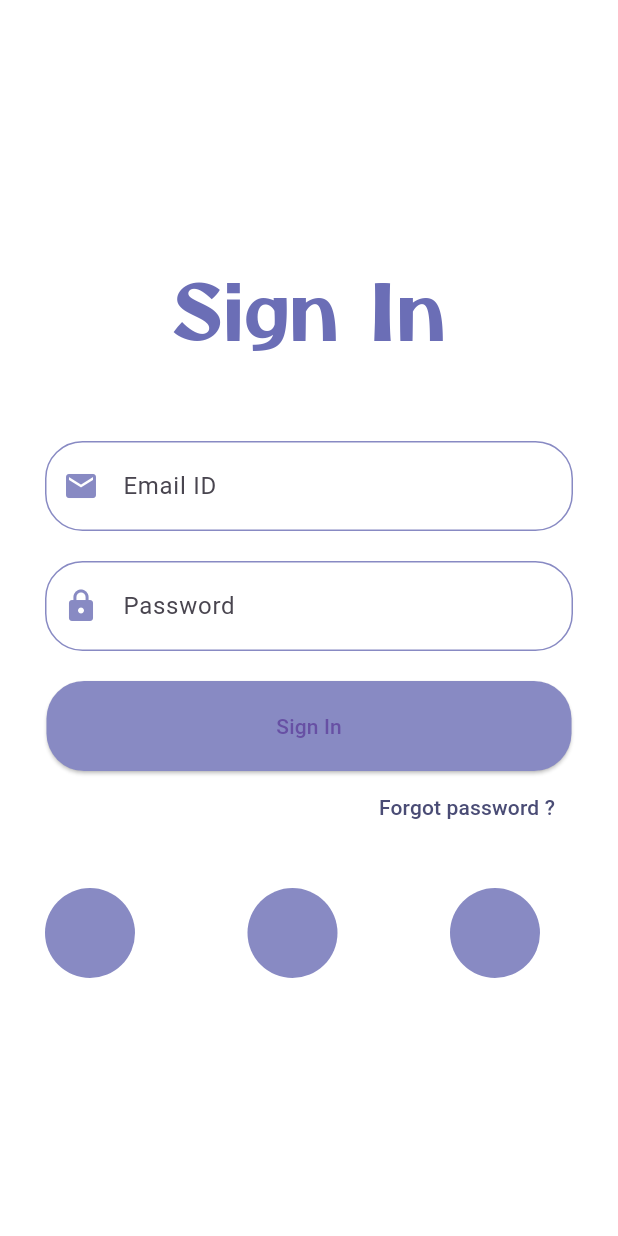
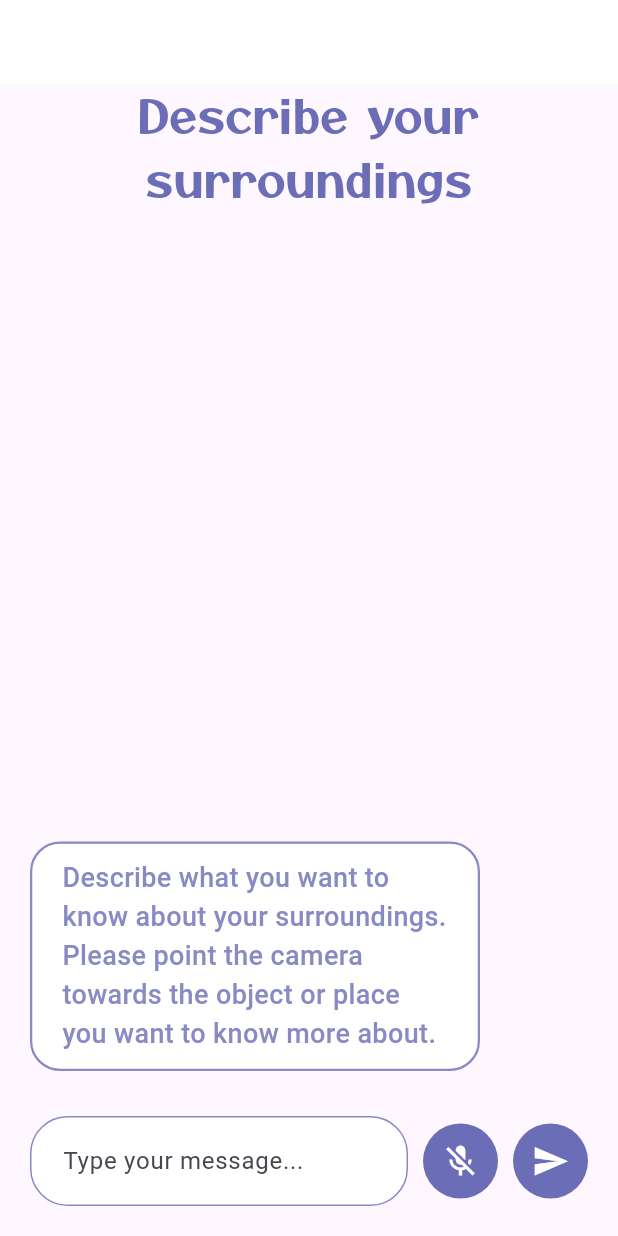
Before and after one commit to HashBr0wns/maitri-frontend, a Flutter app: the screen it shows after launch, on a phone screen of 412 x 824 dp. Run offline on Flutter 3.47's test engine with Material 3 defaults, Android fonts, the phone set to English and light mode, and no system bars; our stand-ins replace camera, dio, flutter_tts, speech_to_text.

Commit message:
feat: describe surroundings page

```diff
--- a/lib/main.dart
+++ b/lib/main.dart
@@ -1,10 +1,13 @@
 import 'package:flutter/material.dart';
-// import 'package:maitri/screens/dashboard.dart';
+import 'package:maitri/screens/dashboard.dart';
 import 'package:maitri/screens/splash_screen.dart';
-
+import 'package:flutter/services.dart';
+import 'package:maitri/screens/describe_page.dart';
 
 void main() {
   WidgetsFlutterBinding.ensureInitialized();
+  SystemChrome.setSystemUIOverlayStyle(
+      const SystemUiOverlayStyle(statusBarColor: Colors.transparent));
   runApp(const MyApp());
 }
 
@@ -15,7 +18,8 @@ class MyApp extends StatelessWidget {
   Widget build(BuildContext context) {
     return const MaterialApp(
       debugShowCheckedModeBanner: false,
-      home: SplashScreen(),
+      // home: SplashScreen(),
+      home: ChatPage(),
       // home: Dashboard(),
     );
   }
--- /dev/null
+++ b/lib/screens/describe_page.dart
@@ -0,0 +1,275 @@
+import 'package:flutter/material.dart';
+import 'package:camera/camera.dart';
+import 'package:dio/dio.dart';
+import 'package:flutter_tts/flutter_tts.dart';
+import 'package:maitri/utils/colors.dart';
+import 'package:speech_to_text/speech_recognition_result.dart';
+import 'package:speech_to_text/speech_to_text.dart';
+
+class ChatPage extends StatefulWidget {
+  final Key? key;
+
+  const ChatPage({this.key}) : super(key: key);
+
+  @override
+  _ChatPageState createState() => _ChatPageState();
+}
+
+class _ChatPageState extends State<ChatPage> {
+  late CameraController _cameraController;
+  late TextEditingController _textController;
+  final ScrollController _sc = ScrollController();
+  final List<ChatMessage> _messages = [];
+  SpeechToText _speechToText = SpeechToText();
+  bool _speechEnabled = false;
+  String _lastWords = '';
+  FlutterTts flutterTts = FlutterTts();
+
+  @override
+  void initState() {
+    super.initState();
+
+    _textController = TextEditingController();
+    _initializeCamera();
+    _initSpeech();
+    _addMessage(ChatMessage(
+        text:
+            "Describe what you want to know about your surroundings. Please point the camera towards the object or place you want to know more about.",
+        sender: "model"));
+  }
+
+  void _initSpeech() async {
+    _speechEnabled = await _speechToText.initialize();
+    setState(() {});
+  }
+
+  /// Each time to start a speech recognition session
+  void _startListening() async {
+    print('listening');
+    await _speechToText.listen(onResult: _onSpeechResult);
+    setState(() {});
+  }
+
+  /// Manually stop the active speech recognition session
+  /// Note that there are also timeouts that each platform enforces
+  /// and the SpeechToText plugin supports setting timeouts on the
+  /// listen method.
+  void _stopListening() async {
+    print('stop listening');
+    await _speechToText.stop();
+    setState(() {});
+  }
+
+  /// This is the callback that the SpeechToText plugin calls when
+  /// the platform returns recognized words.
+  void _onSpeechResult(SpeechRecognitionResult result) async {
+    setState(() {
+      _lastWords = result.recognizedWords;
+    });
+    print(_lastWords);
+    print('hello');
+    if (_cameraController.value.isInitialized) {
+      XFile imageFile = await _cameraController.takePicture();
+      _sendMessage(imageFile, _lastWords);
+    }
+  }
+
+  void _initializeCamera() async {
+    final cameras = await availableCameras();
+    _cameraController = CameraController(cameras[0], ResolutionPreset.medium);
+    _cameraController.setFlashMode(FlashMode.off);
+    await _cameraController.initialize();
+    setState(() {});
+  }
+
+  void _sendMessage(XFile image, String text) async {
+    // Placeholder API details
+    print('Call is successful');
+    String apiUrl = 'https://49304113-7f46-40c2-a53b-7b0d7c70f046-00-4ejk7yu0jkwn.pike.replit.dev/surrounding';
+
+    FormData formData = FormData.fromMap({
+      'image': await MultipartFile.fromFile(image.path),
+    });
+
+    try {
+      Response response = await Dio().post(
+        apiUrl,
+        data: formData,
+        queryParameters: {'question': text},
+      );
+
+      // Process the API response and update the UI
+      _handleApiResponse(response.data['message']);
+      // _handleApiResponse(response);
+    } catch (error) {
+      // Handle errors
+      print('API Error: $error');
+    }
+  }
+
+  void _captureAndSendMessage() async {
+    ChatMessage currentMessage =
+        ChatMessage(text: _textController.text, sender: "user");
+    _addMessage(currentMessage);
+    _textController.clear();
+    if (_cameraController.value.isInitialized) {
+      XFile imageFile = await _cameraController.takePicture();
+      _sendMessage(imageFile, currentMessage.text!);
+    }
+  }
+
+  void _handleApiResponse(String messageText) {
+    // Extract relevant information from the response
+    // String messageText = response.data['message'];
+    // String messageText = "Example Response";
+
+    // Add the received message to the chat
+    _addMessage(ChatMessage(text: messageText, sender: "model"));
+  }
+
+  Future _speak(ChatMessage message) async {
+    var result = await flutterTts.speak(message.text!);
+    // if (result == 1) setState(() => ttsState = TtsState.playing);
+  }
+
+  void _addMessage(ChatMessage message) {
+    setState(() {
+      _messages.insert(0, message);
+    });
+    _speak(message);
+  }
+
+  @override
+  void dispose() {
+    _cameraController.dispose();
+    _textController.dispose();
+    super.dispose();
+  }
+
+  @override
+  Widget build(BuildContext context) {
+    return Scaffold(
+      resizeToAvoidBottomInset: true,
+      appBar: AppBar(
+        backgroundColor: backgroundColor,
+        // title: const Text('Chat Page'),
+      ),
+      body: Column(
+        children: [
+          const Text(
+            'Describe your surroundings',
+            style: TextStyle(
+                fontFamily: 'OtomanopeeOne',
+                color: secondaryColor,
+                fontSize: 30),
+            textAlign: TextAlign.center,
+          ),
+          // Expanded(
+          //   child: _cameraController.value.isInitialized
+          //       ? Draggable(child: CameraPreview(_cameraController), feedback: Container())
+          //       : Container(),
+          // ),
+          Expanded(
+            child: ListView.builder(
+              reverse: true,
+              itemCount: _messages.length,
+              itemBuilder: (context, index) {
+                // WidgetsBinding.instance.addPostFrameCallback((_) => _sc.jumpTo(_sc.position.maxScrollExtent));
+                return _buildMessage(_messages[index]);
+              },
+            ),
+          ),
+          Padding(
+            padding: const EdgeInsets.symmetric(vertical: 20, horizontal: 20),
+            child: Row(
+              children: [
+                Expanded(
+                  child: TextField(
+                    controller: _textController,
+                    decoration: const InputDecoration(
+                      // prefixIcon: iconName,
+                      hintText: 'Type your message...',
+                      border: OutlineInputBorder(
+                          borderSide: BorderSide(color: primaryColor, width: 4),
+                          borderRadius: BorderRadius.all(Radius.circular(25))),
+                      fillColor: backgroundColor,
+                      focusedBorder: OutlineInputBorder(
+                          borderSide: BorderSide(color: primaryColor),
+                          borderRadius: BorderRadius.all(Radius.circular(25))),
+                      enabledBorder: OutlineInputBorder(
+                          borderSide: BorderSide(color: primaryColor),
+                          borderRadius: BorderRadius.all(Radius.circular(25))),
+                      filled: true,
+                      contentPadding: EdgeInsets.all(18),
+                    ),
+                    keyboardType: TextInputType.text,
+                  ),
+                ),
+                const SizedBox(width: 10),
+                CircleAvatar(
+                  radius: 25,
+                  backgroundColor: secondaryColor,
+                  child: IconButton(
+                    iconSize: 25,
+                    icon: Icon(
+                      _speechToText.isNotListening ? Icons.mic_off : Icons.mic,
+                      color: backgroundColor,
+                    ),
+                    onPressed: _speechToText.isNotListening
+                        ? _startListening
+                        : _stopListening,
+                  ),
+                ),
+                const SizedBox(width: 10),
+                CircleAvatar(
+                  radius: 25,
+                  backgroundColor: secondaryColor,
+                  child: IconButton(
+                    iconSize: 25,
+                    icon: const Icon(
+                      Icons.send,
+                      color: backgroundColor,
+                    ),
+                    onPressed: _captureAndSendMessage,
+                  ),
+                ),
+              ],
+            ),
+          ),
+        ],
+      ),
+    );
+  }
+
+  Widget _buildMessage(ChatMessage message) {
+    return Align(
+      alignment: message.sender == "user"
+          ? Alignment.centerRight
+          : Alignment.centerLeft,
+      child: Container(
+        constraints: const BoxConstraints(maxWidth: 300),
+        padding: const EdgeInsets.symmetric(horizontal: 20, vertical: 10),
+        margin: const EdgeInsets.symmetric(vertical: 10.0, horizontal: 20),
+        decoration: BoxDecoration(
+          color: message.sender == "user" ? primaryColor : Colors.white,
+          border: Border.all(color: primaryColor, width: 1.5),
+          borderRadius: const BorderRadius.all(Radius.circular(20)),
+        ),
+        child: Text(message.text!,
+            textAlign:
+                message.sender == "user" ? TextAlign.right : TextAlign.left,
+            style: TextStyle(
+                fontSize: 18,
+                color: message.sender == "user" ? Colors.white : primaryColor,
+                fontWeight: FontWeight.w500)),
+      ),
+    );
+  }
+}
+
+class ChatMessage {
+  final String? text;
+  final String? sender;
+
+  ChatMessage({required this.text, required this.sender});
+}
--- a/lib/screens/signin_page.dart
+++ b/lib/screens/signin_page.dart
@@ -25,7 +25,7 @@ class _SigninPageState extends State<SigninPage> {
     return Scaffold(
       backgroundColor: backgroundColor,
       body: Container(
-        padding: const EdgeInsets.all(30),
+        padding: const EdgeInsets.symmetric(horizontal: 30),
         child: Column(
           mainAxisAlignment: MainAxisAlignment.center,
           children: [
@@ -69,7 +69,13 @@ class _SigninPageState extends State<SigninPage> {
                   backgroundColor: primaryColor,
                   shape: const RoundedRectangleBorder(
                       borderRadius: BorderRadius.all(Radius.circular(25)))),
-              child: const Text('Sign In'),
+              child: const Text(
+                'Sign In',
+                  style: TextStyle(
+                    color: Colors.white,
+                    fontSize: 18,
+                  ),
+              ),
             ),
             Align(
                 alignment: Alignment.topRight,
@@ -77,24 +83,24 @@ class _SigninPageState extends State<SigninPage> {
                     onPressed: () {},
                     child: const Text(
                       'Forgot password ?',
-                      style: TextStyle(color: darkerShade),
+                      style: TextStyle(color: darkerShade,
+                      fontSize: 18),
                       textAlign: TextAlign.right,
                     ))),
             const SizedBox(
-              height: 30,
+              height: 20,
             ),
             const Row(
+              mainAxisAlignment: MainAxisAlignment.spaceEvenly,
               children: [
                 CircleAvatar(
                   backgroundColor: primaryColor,
                   minRadius: 30,
                 ),
-                SizedBox(width: 75,),
                 CircleAvatar(
                   backgroundColor: primaryColor,
                   minRadius: 30,
                 ),
-                SizedBox(width: 75,),
                 CircleAvatar(
                   backgroundColor: primaryColor,
                   minRadius: 30,
--- a/pubspec.yaml
+++ b/pubspec.yaml
@@ -35,6 +35,10 @@ dependencies:
   # The following adds the Cupertino Icons font to your application.
   # Use with the CupertinoIcons class for iOS style icons.
   cupertino_icons: ^1.0.2
+  camera: ^0.10.5+9
+  dio: ^5.4.0
+  speech_to_text: ^6.6.0
+  flutter_tts: ^3.8.5
 
 dev_dependencies:
   flutter_test:
```
Also changed, not shown: lib/screens/splash_screen.dart (+9 -2 lines), pubspec.lock, 4 other files. Lines whose indentation alone changed are shown as unchanged.
